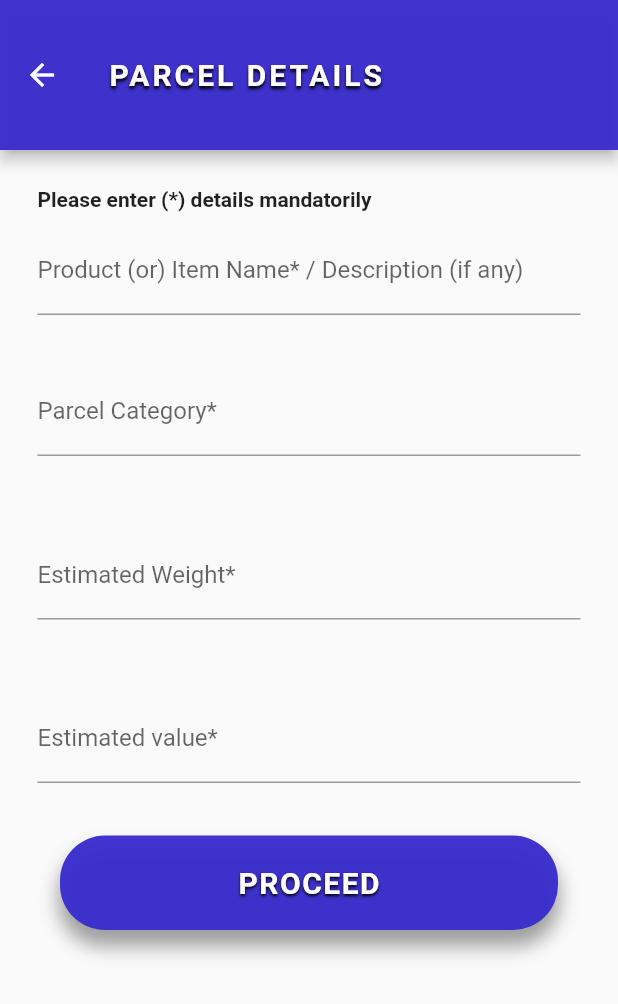
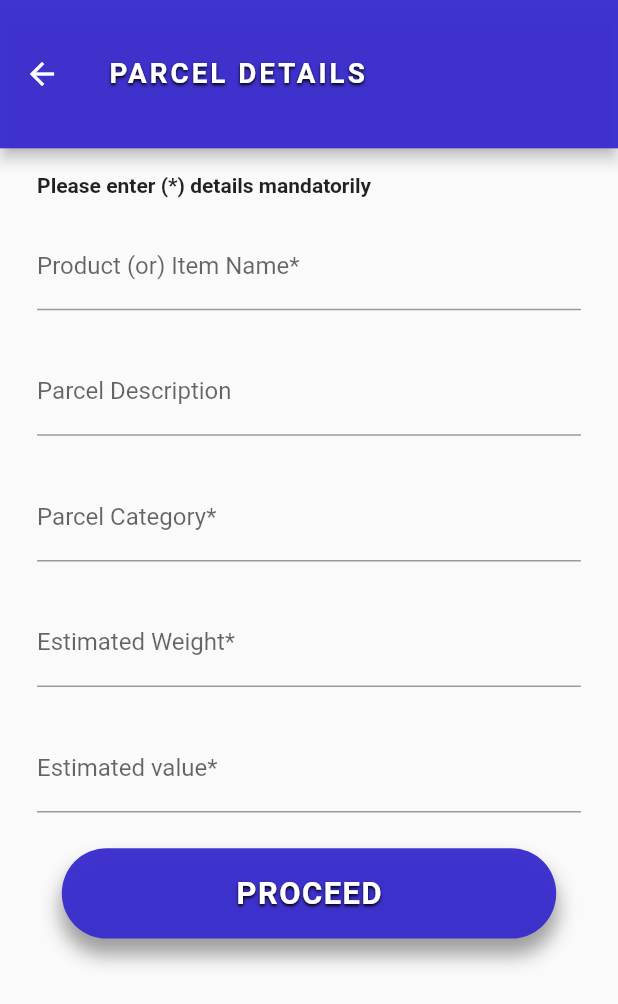
Before and after one commit to pramodhmark-1845/HyperRoute, a Flutter app: the parcel_page screen opened directly with empty values, on a phone screen of 412 x 824 dp. Shown: the top 1004 px of the screen. Run offline on Flutter 3.47's test engine with Material 2 defaults, Android fonts, the light colour scheme and no system bars; our stand-ins replace carousel_slider, cloud_firestore, drop_shadow_image, dropdown_search, firebase_auth, firebase_core and 2 more; missing offline and left inert: dart:ffi; accounts and stored records are empty; network calls fail.

Commit message:
Responsive app -2

```diff
--- a/lib/pages/parcel_details.dart
+++ b/lib/pages/parcel_details.dart
@@ -22,6 +22,7 @@ class _parcel_pageState extends State<parcel_page> {
   TextEditingController cat = TextEditingController(text: '');
   TextEditingController est_weight = TextEditingController(text: '');
   TextEditingController est_val = TextEditingController(text: '');
+  TextEditingController product_description = TextEditingController(text: '');
   @override
   Widget build(BuildContext context) {
     double height = MediaQuery.of(context).size.height;
@@ -36,7 +37,7 @@ class _parcel_pageState extends State<parcel_page> {
           'PARCEL DETAILS',
           style: TextStyle(
               letterSpacing: 2.0,
-              fontSize: 20.0,
+              fontSize: width*0.045,
               shadows: <Shadow>[
                 Shadow(
                   blurRadius: 2.0,
@@ -46,13 +47,14 @@ class _parcel_pageState extends State<parcel_page> {
               fontWeight: FontWeight.bold),
         ),
         backgroundColor: Color(0xF73A2DCD),
-        toolbarHeight: 100,
+        toolbarHeight: height*0.12,
       ),
-      body: Column(
+      body: SingleChildScrollView(
+        child: Column(
           children: [
             Container(
                 alignment: Alignment.topLeft,
-              padding: EdgeInsets.fromLTRB(25, 25, 25, 10),
+                padding: EdgeInsets.fromLTRB(width*0.06, height*0.02, width*0.06,0),
                 child: Text(
                   'Please enter (*) details mandatorily',
                   style: TextStyle(
@@ -61,17 +63,27 @@ class _parcel_pageState extends State<parcel_page> {
                 )),
 //item name
             Container(
-            padding: const EdgeInsets.fromLTRB(25, 0, 25, 10),
+              padding: EdgeInsets.fromLTRB(width*0.06, height*0.02, width*0.06, height*0.01),
               child: TextField(
                 controller: item,
                 decoration: const InputDecoration(
-                labelText: 'Product (or) Item Name* / Description (if any)',
+                  labelText: 'Product (or) Item Name* ',
+                ),
+              ),
+            ),
+// parcel description
+            Container(
+              padding: EdgeInsets.fromLTRB(width*0.06, height*0.02, width*0.06, height*0.01),
+              child: TextField(
+                controller: product_description,
+                decoration: const InputDecoration(
+                  labelText: 'Parcel Description',
                 ),
               ),
             ),
 //parcel categary
             Container(
-            padding: const EdgeInsets.all(25),
+              padding: EdgeInsets.fromLTRB(width*0.06, height*0.02, width*0.06, height*0.01),
               child: TextField(
                 controller: cat,
                 decoration: const InputDecoration(
@@ -81,7 +93,7 @@ class _parcel_pageState extends State<parcel_page> {
             ),
 //Estimated weight
             Container(
-            padding: const EdgeInsets.all(25),
+              padding: EdgeInsets.fromLTRB(width*0.06, height*0.02, width*0.06, height*0.01),
               child: TextField(
                 controller: est_weight,
                 decoration: const InputDecoration(
@@ -91,7 +103,7 @@ class _parcel_pageState extends State<parcel_page> {
             ),
 //Estimated Value
             Container(
-            padding: const EdgeInsets.all(25),
+              padding: EdgeInsets.fromLTRB(width*0.06, height*0.02, width*0.06, height*0.02),
               child: TextField(
                 controller: est_val,
                 decoration: const InputDecoration(
@@ -134,9 +146,11 @@ class _parcel_pageState extends State<parcel_page> {
                               bus_times(start: widget.start,end: widget.end,)));
                 }
               },
-            child: Container(
-              padding: EdgeInsets.symmetric(horizontal: 80.0, vertical: 20.0),
-              margin: EdgeInsets.symmetric(horizontal: 40, vertical: 10),
+              child:  Container(
+                // height: height*0.88*0.1,
+                // width: width*0.95,
+                padding: EdgeInsets.symmetric(vertical: height*0.88*0.025),
+                margin: EdgeInsets.symmetric(horizontal: width*0.1, vertical: height*0.88*0.01),
                 alignment: Alignment.center,
                 decoration: BoxDecoration(
                   color: Color(0xF73A2DCD),
@@ -157,7 +171,7 @@ class _parcel_pageState extends State<parcel_page> {
                   'PROCEED',
                   style: TextStyle(
                     letterSpacing: 1.0,
-                  fontSize: 20.0,
+                    fontSize: width*0.05,
                     shadows: <Shadow>[
                       Shadow(
                         blurRadius: 2.0,
@@ -172,6 +186,7 @@ class _parcel_pageState extends State<parcel_page> {
             ),
           ],
         ),
+      ),
     );
   }
 }
```
Also changed, not shown: lib/pages/Notifications.dart (+8 -2 lines), lib/services/track_buses.dart (+34 -3 lines). Lines whose indentation alone changed are shown as unchanged.
